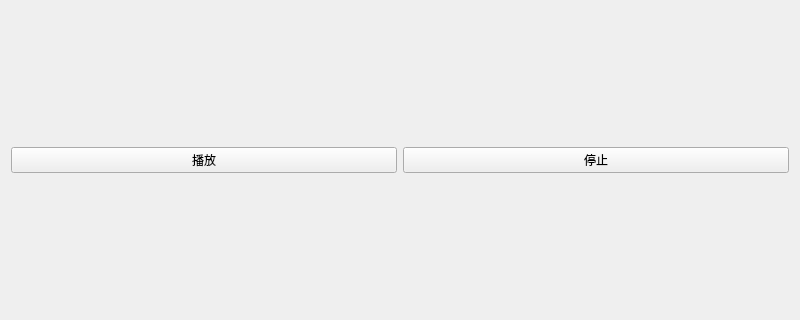
Above: src/NoAudioPlayer/widget.ui from fanzhiyong/ffmpeg_demo before the change; both pictures show x 0 to 800 and y 140 to 460 of the 800 by 600 pixel window. Below: the same form after it.
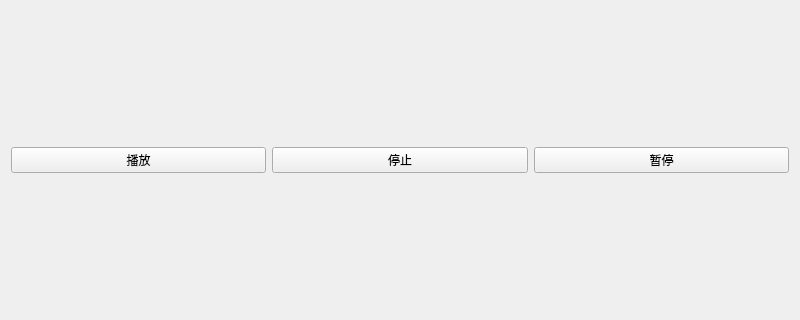
That is the form after the change.

Commit message: 完善播放暂停的功能。

The edit to the form file:
```diff
--- a/src/NoAudioPlayer/widget.ui
+++ b/src/NoAudioPlayer/widget.ui
@@ -30,6 +30,13 @@
        </property>
       </widget>
      </item>
+     <item row="0" column="2">
+      <widget class="QPushButton" name="pauseBtn">
+       <property name="text">
+        <string>暂停</string>
+       </property>
+      </widget>
+     </item>
     </layout>
    </item>
   </layout>
```
The commit also changes 13 other files.
